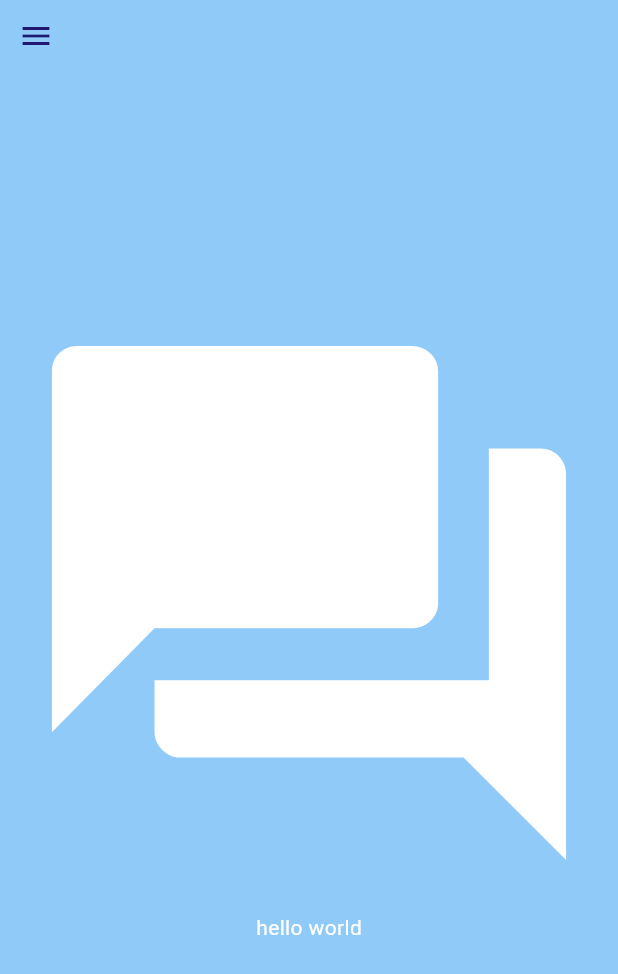
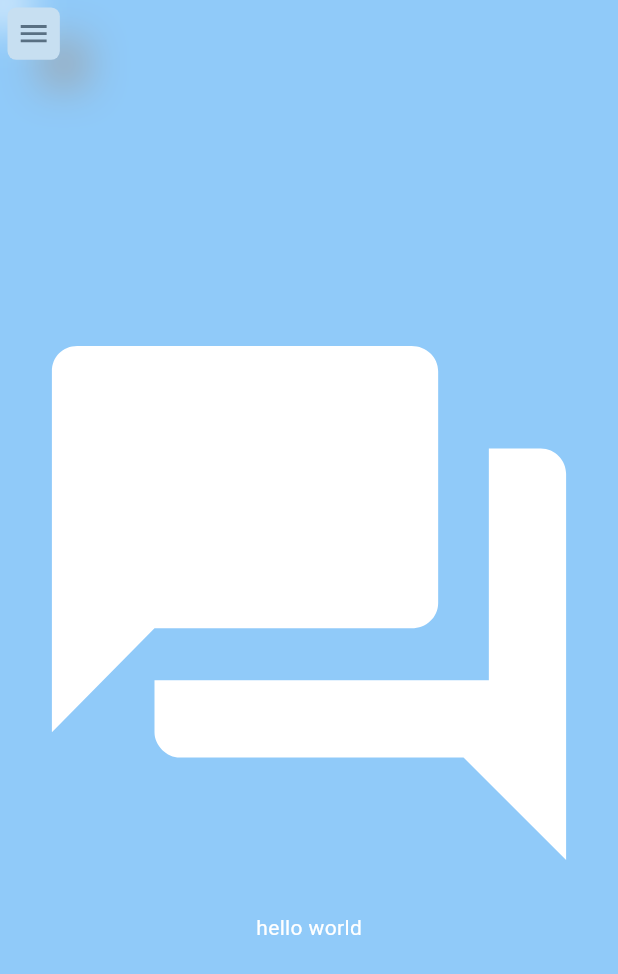
Before and after one commit to AbhiShake1/answeree_islington_frontend, a Flutter app: the screen it shows after launch, after a tap on "Skip", on a phone screen of 412 x 824 dp. Shown: the top 974 px of the screen. Run offline on Flutter 3.47's test engine with Material 2 defaults, Android fonts, the phone set to English and light mode, and no system bars; our stand-ins replace flutter_hooks, hooks_riverpod, lottie, shared_preferences, smooth_page_indicator, velocity_x.

Commit message:
add custom neumorphic button (custom made) for drawer indicator
#TODO: make shadows (sigmas) dynamically positioned

```diff
--- a/lib/core/base_page.dart
+++ b/lib/core/base_page.dart
@@ -1,3 +1,5 @@
+import 'package:answeree_islington_frontend/core/constants.dart';
+import 'package:answeree_islington_frontend/core/widgets/animated_neumorphic_button.dart';
 import 'package:flutter/material.dart';
 import 'package:velocity_x/velocity_x.dart';
 
@@ -40,7 +42,7 @@ class _MainLayerState extends State<_MainLayer> {
         transform: Matrix4.identity()
           ..translate(xOffSet, yOffSet)
           ..rotateZ(angle),
-        duration: const Duration(milliseconds: 250),
+        duration: kCustomAnimationDuration,
         child: Container(
           height: context.screenHeight,
           width: context.screenWidth,
@@ -52,13 +54,10 @@ class _MainLayerState extends State<_MainLayer> {
           child: SafeArea(
             child: Stack(
               children: [
-                !isOpen
-                    ? IconButton(
-                        icon: const Icon(
-                          Icons.menu,
-                          color: Color(0xFF1f186f),
-                        ),
+                AnimatedNeumorphicButton(
+                  animatedIcon: AnimatedIcons.menu_close,
                   onPressed: () {
+                    if (!isOpen) {
                       setState(() {
                         xOffSet = 150;
                         yOffSet = 80;
@@ -71,12 +70,7 @@ class _MainLayerState extends State<_MainLayer> {
                         secondLayerState.yOffSet = 110;
                         secondLayerState.angle = -0.275;
                       });
-                        })
-                    : IconButton(
-                        icon: const Icon(Icons.arrow_back_ios,
-                            color: Color(0xFF1f186f)),
-                        onPressed: () {
-                          if (isOpen) {
+                    } else {
                       setState(() {
                         xOffSet = 0;
                         yOffSet = 0;
@@ -91,7 +85,7 @@ class _MainLayerState extends State<_MainLayer> {
                       });
                     }
                   },
-                      ),
+                ).p(5),
                 widget.child,
               ],
             ),
@@ -134,7 +128,7 @@ class _SecondLayerState extends State<_SecondLayer> {
       transform: Matrix4.identity()
         ..translate(xOffSet, yOffSet)
         ..rotateZ(angle),
-      duration: const Duration(milliseconds: 550),
+      duration: kCustomAnimationDuration * 2,
       decoration: BoxDecoration(
           borderRadius: BorderRadius.circular(10), color: const Color(0xFF4c41a3)),
     );
--- /dev/null
+++ b/lib/core/constants.dart
@@ -0,0 +1,4 @@
+export 'constants/constant_colors.dart';
+export 'constants/constant_durations.dart';
+export 'constants/constant_animations.dart';
+export 'constants/constant_glassmorphic_views.dart';
--- /dev/null
+++ b/lib/core/constants/constant_animations.dart
@@ -0,0 +1,3 @@
+import 'package:flutter/material.dart';
+
+const kCustomAnimationCurve = Curves.easeOutExpo;
--- /dev/null
+++ b/lib/core/constants/constant_colors.dart
@@ -0,0 +1,4 @@
+import 'package:flutter/material.dart';
+
+const kCustomBlackColor = Color.fromARGB(255, 53, 53, 53);
+const kCustomWhiteColor = Color.fromARGB(255, 237, 237, 237);
--- /dev/null
+++ b/lib/core/constants/constant_durations.dart
@@ -0,0 +1 @@
+const kCustomAnimationDuration = Duration(milliseconds: 400);
--- /dev/null
+++ b/lib/core/constants/constant_glassmorphic_views.dart
@@ -0,0 +1,2 @@
+const kCustomOpacity = .6;
+const kCustomBlur = 10.0;
--- /dev/null
+++ b/lib/core/extensions.dart
@@ -0,0 +1 @@
+export 'extensions/duration_extensions.dart';
--- /dev/null
+++ b/lib/core/extensions/duration_extensions.dart
@@ -0,0 +1,4 @@
+extension DurationX on Duration {
+  Duration operator /(double value) =>
+      Duration(microseconds: (inMicroseconds / value).round());
+}
--- /dev/null
+++ b/lib/core/widgets/animated_neumorphic_button.dart
@@ -0,0 +1 @@
+export 'neumorphic_button/views/animated_neumorphic_button.dart';
--- /dev/null
+++ b/lib/core/widgets/neumorphic_button/providers/click_provider.dart
@@ -0,0 +1,10 @@
+import 'package:hooks_riverpod/hooks_riverpod.dart';
+
+class _ClickProvider extends StateNotifier<bool> {
+  _ClickProvider() : super(false);
+
+  void flip() => state = !state;
+}
+
+final isClickedRef =
+    StateNotifierProvider<_ClickProvider, bool>((_) => _ClickProvider());
--- /dev/null
+++ b/lib/core/widgets/neumorphic_button/providers/turns_provider.dart
@@ -0,0 +1,11 @@
+import 'package:hooks_riverpod/hooks_riverpod.dart';
+
+class _TurnsProvider extends StateNotifier<double> {
+  _TurnsProvider() : super(0);
+
+  void increment(double value) => state += value;
+  void decrement(double value) => state -= value;
+}
+
+final turnsRef =
+    StateNotifierProvider<_TurnsProvider, double>((_) => _TurnsProvider());
--- /dev/null
+++ b/lib/core/widgets/neumorphic_button/views/animated_neumorphic_button.dart
@@ -0,0 +1,102 @@
+import 'dart:ui';
+
+import 'package:answeree_islington_frontend/core/constants.dart';
+import 'package:answeree_islington_frontend/core/widgets/neumorphic_button/providers/click_provider.dart';
+import 'package:answeree_islington_frontend/core/widgets/neumorphic_button/providers/turns_provider.dart';
+import 'package:flutter/material.dart';
+import 'package:flutter_hooks/flutter_hooks.dart';
+import 'package:hooks_riverpod/hooks_riverpod.dart';
+import 'package:velocity_x/velocity_x.dart';
+
+class AnimatedNeumorphicButton extends HookConsumerWidget {
+  const AnimatedNeumorphicButton({
+    Key? key,
+    required this.animatedIcon,
+    this.height,
+    this.width,
+    this.onPressed,
+  }) : super(key: key);
+
+  final void Function()? onPressed;
+  final AnimatedIconData animatedIcon;
+  final double? height, width;
+
+  @override
+  Widget build(BuildContext context, WidgetRef ref) {
+    //overriding sizes here to directly access context
+    //on some testing, found that 50 as default is good for my screen width
+    //589.76, so  calculated the same ratio for every screen size.
+    final size = context.screenWidth * 0.0847;
+    final height = this.height ?? size;
+    final width = this.width ?? size;
+    //same calculation for these, but with respect to button size instead of screen size
+    final borderRadius = ((width + height) / 2) / 6;
+    final shadowBlurRadius = ((width + height) / 2) * .6;
+    //TODO: Make offsets dynamic based on button size
+    final animationController =
+        useAnimationController(duration: kCustomAnimationDuration);
+    return AnimatedRotation(
+      turns: ref.watch(turnsRef),
+      duration: kCustomAnimationDuration,
+      curve: Curves.easeOutExpo,
+      child: GestureDetector(
+        onTap: () {
+          const rotation = 1 / 4; //1 quarter of a complete rotation
+          final turns = ref.read(turnsRef.notifier);
+          if (ref.read(isClickedRef)) {
+            turns.decrement(rotation);
+            animationController.reverse();
+          } else {
+            turns.increment(rotation);
+            animationController.forward();
+          }
+          ref.read(isClickedRef.notifier).flip();
+          onPressed?.call();
+        },
+        child: Opacity(
+          opacity: kCustomOpacity,
+          child: BackdropFilter(
+            filter: ImageFilter.blur(sigmaX: kCustomBlur, sigmaY: kCustomBlur),
+            child: AnimatedContainer(
+              curve: kCustomAnimationCurve,
+              duration: kCustomAnimationDuration,
+              decoration: BoxDecoration(
+                borderRadius: BorderRadius.circular(borderRadius),
+                color: kCustomWhiteColor,
+                boxShadow: [
+                  BoxShadow(
+                    blurRadius: shadowBlurRadius,
+                    offset: ref.watch(isClickedRef)
+                        ? const Offset(20, -20)
+                        : const Offset(20, 20),
+                    color: Colors.grey,
+                  ),
+                  BoxShadow(
+                    blurRadius: shadowBlurRadius,
+                    offset: ref.watch(isClickedRef)
+                        ? const Offset(-20, 20)
+                        : const Offset(-20, -20),
+                    color: Colors.white,
+                  ),
+                ],
+              ),
+              child: SizedBox(
+                height: height,
+                width: width,
+                child: Center(
+                  child: AnimatedIcon(
+                    icon: animatedIcon,
+                    progress: animationController,
+                    //size (average of width and height) times two-third
+                    size: ((width + height) / 2) * .66,
+                    color: kCustomBlackColor,
+                  ),
+                ),
+              ),
+            ),
+          ),
+        ),
+      ),
+    );
+  }
+}
--- a/lib/features/onboarding/views/onboarding_page.dart
+++ b/lib/features/onboarding/views/onboarding_page.dart
@@ -1,10 +1,13 @@
+import 'package:answeree_islington_frontend/core/constants.dart';
 import 'package:answeree_islington_frontend/core/preferences.dart';
 import 'package:answeree_islington_frontend/features/home/views/home_page.dart';
 import 'package:flutter/material.dart';
+import 'package:flutter_hooks/flutter_hooks.dart';
 import 'package:lottie/lottie.dart';
-import 'package:flutter_hooks/flutter_hooks.dart';
 import 'package:smooth_page_indicator/smooth_page_indicator.dart';
 import 'package:velocity_x/velocity_x.dart';
+
+import '../../../core/constants/constant_durations.dart';
 
 class OnboardingPage extends HookWidget {
   const OnboardingPage({Key? key}) : super(key: key);
@@ -14,21 +17,20 @@ class OnboardingPage extends HookWidget {
   @override
   Widget build(BuildContext context) {
     final pageController = usePageController();
-    const animationCurve = Curves.ease;
-    const animationDuration = Duration(milliseconds: 500);
     const List<_CustomPage> pages = [
       _CustomPage(assetPath: '$_assetPath/intro_1.json'),
       _CustomPage(assetPath: '$_assetPath/intro_2.json'),
       _CustomPage(assetPath: '$_assetPath/intro_3.json'),
     ];
 
-    void navigateToHome() => Navigator.of(context)
-        .pushReplacement(
-          MaterialPageRoute(
-            builder: (context) => const HomePage(),
-          ),
-        )
-        .whenComplete(() => setBool('intro_shown_key', true));
+    void navigateToHome() {
+      setBool('intro_shown_key', true);
+      Navigator.of(context).pushReplacement(
+        MaterialPageRoute(
+          builder: (context) => const HomePage(),
+        ),
+      );
+    }
 
     return SafeArea(
       child: Scaffold(
@@ -46,8 +48,8 @@ class OnboardingPage extends HookWidget {
                 onPressed: () => pageController.page == pages.length - 1
                     ? navigateToHome()
                     : pageController.nextPage(
-                        duration: animationDuration,
-                        curve: animationCurve,
+                        duration: kCustomAnimationDuration,
+                        curve: kCustomAnimationCurve,
                       ),
                 child: const Text('Next'),
               ),
@@ -57,7 +59,8 @@ class OnboardingPage extends HookWidget {
                   effect: const SlideEffect(),
                   count: pages.length,
                   onDotClicked: (i) => pageController.animateToPage(i,
-                      duration: animationDuration, curve: animationCurve),
+                      duration: kCustomAnimationDuration,
+                      curve: kCustomAnimationCurve),
                 ),
               ),
               TextButton(
```
Lines whose indentation alone changed are shown as unchanged.
